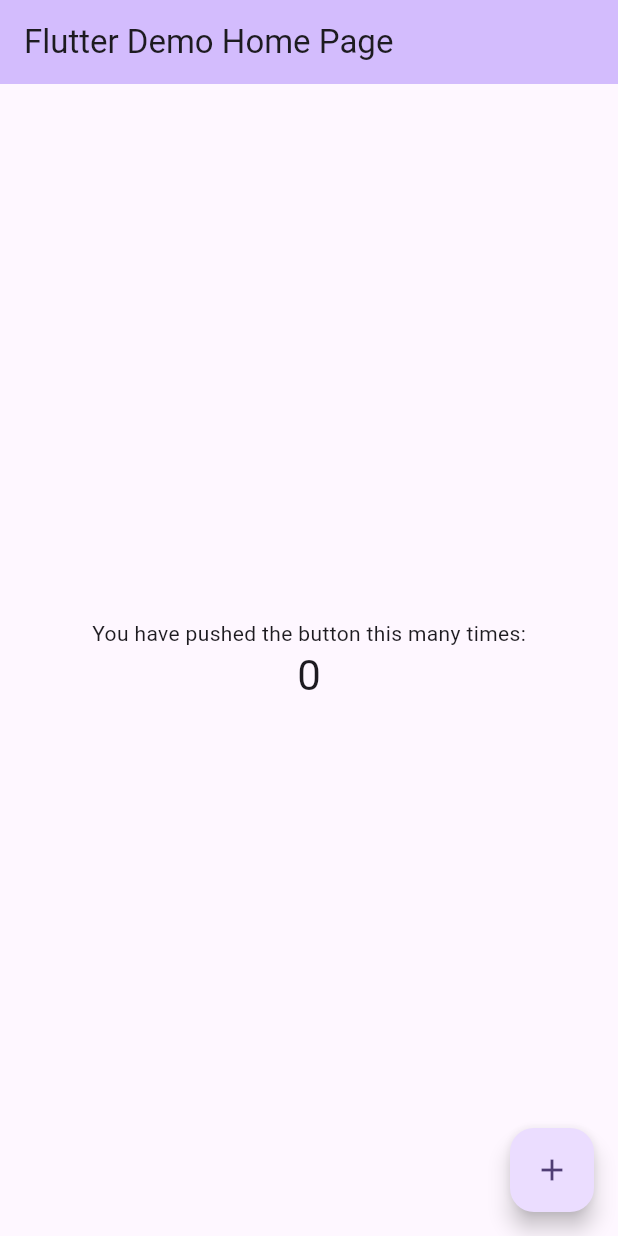
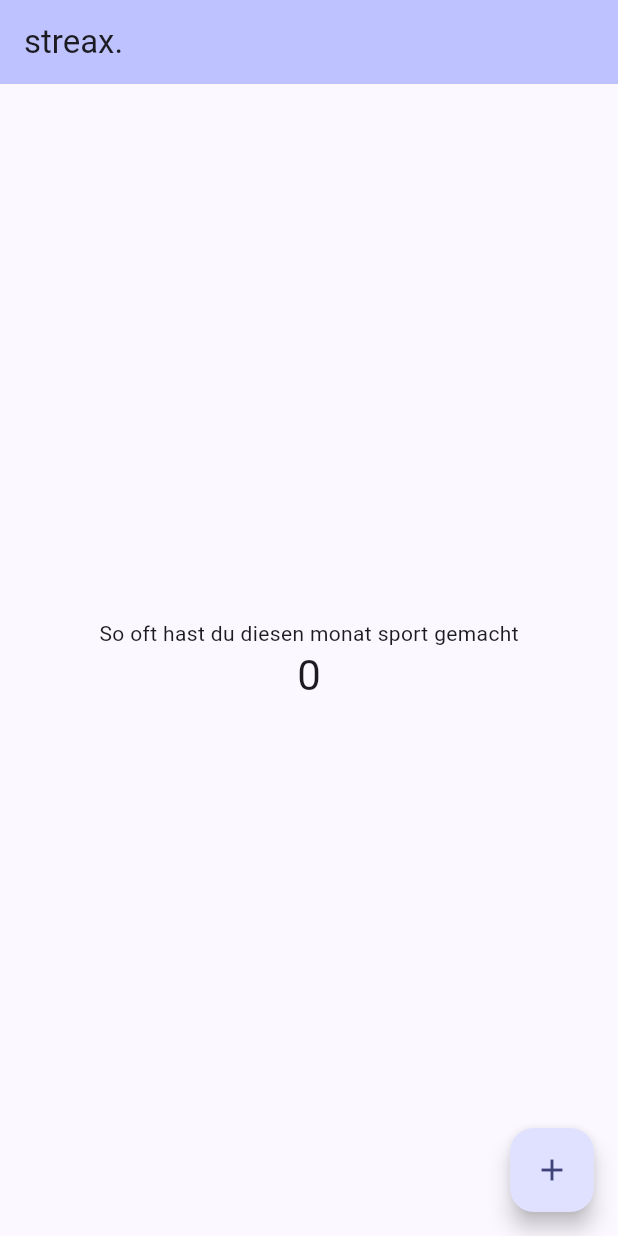
Before and after one commit to kenankusu/streax, a Flutter app: the screen it shows after launch, on a phone screen of 412 x 824 dp. Run offline on Flutter 3.47's test engine with Material 3 defaults, Android fonts, the phone set to English and light mode, and no system bars.

Commit message:
streax fertig

```diff
--- a/lib/main.dart
+++ b/lib/main.dart
@@ -28,9 +28,9 @@
         //
         // This works for code too, not just values: Most code changes can be
         // tested with just a hot reload.
-        colorScheme: ColorScheme.fromSeed(seedColor: Colors.deepPurple),
+        colorScheme: ColorScheme.fromSeed(seedColor: const Color.fromARGB(255, 0, 13, 255)),
       ),
-      home: const MyHomePage(title: 'Flutter Demo Home Page'),
+      home: const MyHomePage(title: 'streax.'),
     );
   }
 }
@@ -104,7 +104,7 @@
           // wireframe for each widget.
           mainAxisAlignment: MainAxisAlignment.center,
           children: <Widget>[
-            const Text('You have pushed the button this many times:'),
+            const Text('So oft hast du diesen monat sport gemacht'),
             Text(
               '$_counter',
               style: Theme.of(context).textTheme.headlineMedium,
```
Also changed, not shown: 1 other file.
